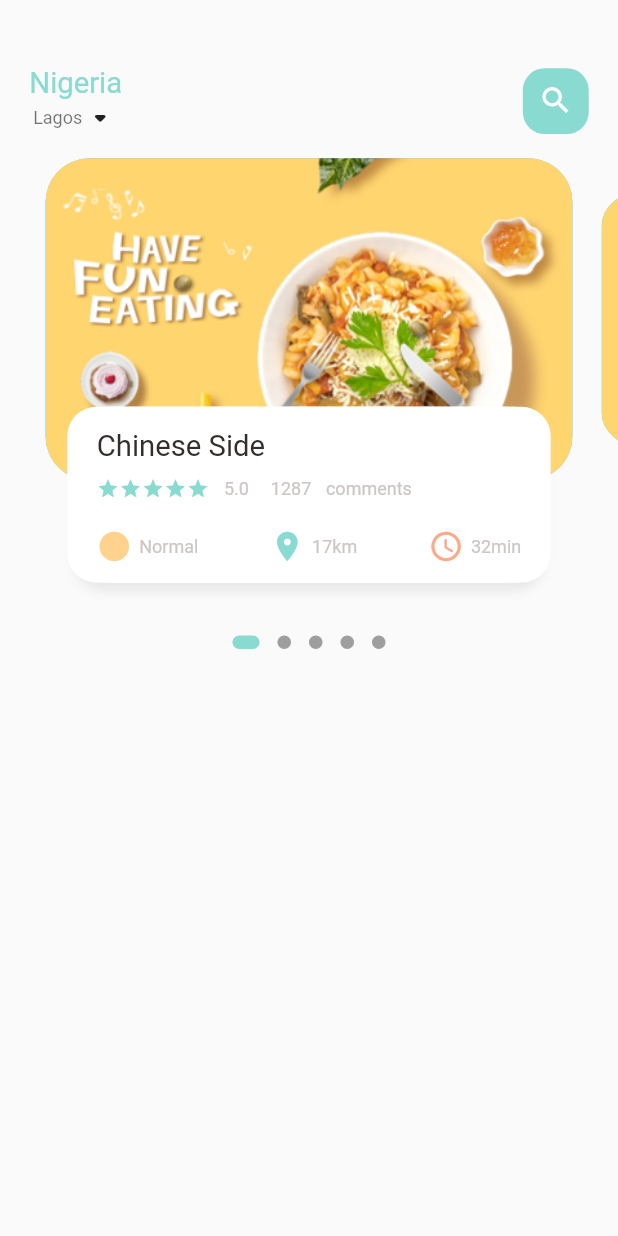
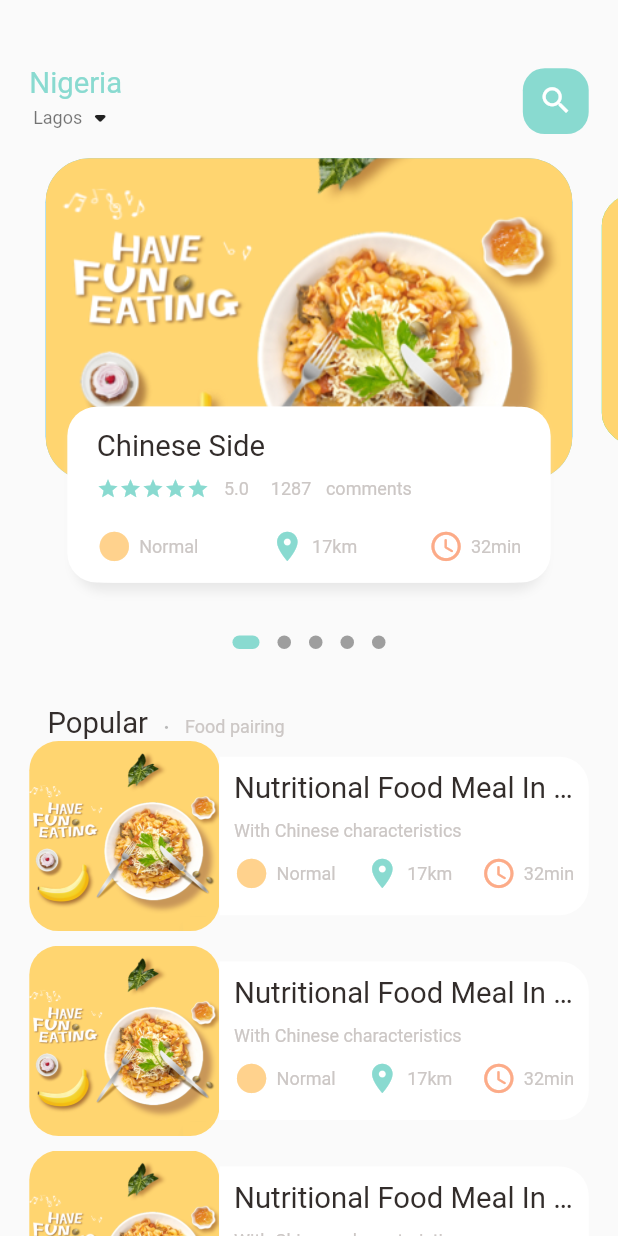
Before and after one commit to fabian-emmanuel/indulge_kitchen_flutter_app, a Flutter app: the screen it shows after launch, on a phone screen of 412 x 824 dp. Run offline on Flutter 3.47's test engine with Material 2 defaults, Android fonts, the phone set to English and light mode, and no system bars; drawn by our look-alikes of dots_indicator; our stand-ins replace get.

Commit message:
add ListView Builder

```diff
--- a/lib/home/food_page_body.dart
+++ b/lib/home/food_page_body.dart
@@ -39,6 +39,7 @@ class _FoodPageBodyState extends State<FoodPageBody> {
   Widget build(BuildContext context) {
     return Column(
       children: [
+        //======== Slider Section ===============//
         SizedBox(
           height: Dimensions.pageView,
           child: PageView.builder(
@@ -48,6 +49,8 @@ class _FoodPageBodyState extends State<FoodPageBody> {
                 return _buildPageItem(position);
               }),
         ),
+
+        //======== Dots Section ===============//
         DotsIndicator(
           dotsCount: 5,
           position: _currentPageValue,
@@ -57,6 +60,103 @@ class _FoodPageBodyState extends State<FoodPageBody> {
             activeSize: const Size(18.0, 9.0),
             activeShape: RoundedRectangleBorder(
                 borderRadius: BorderRadius.circular(Dimensions.len5)),
+          ),
+        ),
+
+        //======== Popular text Section ===============//
+        SizedBox(height: Dimensions.len30),
+        Container(
+          margin: EdgeInsets.only(left: Dimensions.wit30),
+          child: Row(
+            crossAxisAlignment: CrossAxisAlignment.end,
+            children: [
+              BigText(text: "Popular"),
+              SizedBox(width: Dimensions.len10),
+              Container(
+                  margin: const EdgeInsets.only(bottom: 3),
+                  child: BigText(text: ".", color: Colors.black26)),
+              SizedBox(width: Dimensions.len10),
+              Container(
+                  margin: const EdgeInsets.only(bottom: 2),
+                  child: SmallText(text: "Food pairing")),
+            ],
+          ),
+        ),
+
+        //======== ListView for food and images Section ===============//
+        ListView.builder(
+          physics: const NeverScrollableScrollPhysics(),
+          shrinkWrap: true,
+          itemCount: 10,
+          itemBuilder: (context, index) => Container(
+            margin: EdgeInsets.only(
+              left: Dimensions.len20,
+              right: Dimensions.len20,
+              bottom: Dimensions.len10,
+            ),
+            child: Row(
+              children: [
+                //========= image container =============/
+                Container(
+                  width: Dimensions.listViewImgSize,
+                  height: Dimensions.listViewImgSize,
+                  decoration: BoxDecoration(
+                    borderRadius: BorderRadius.circular(Dimensions.len20),
+                    image: const DecorationImage(
+                      fit: BoxFit.cover,
+                      image: AssetImage("assets/image/food0.png"),
+                    ),
+                  ),
+                ),
+
+                //========= image container =============/
+                Expanded(
+                  child: Container(
+                    height: Dimensions.listViewTextContainer,
+                    decoration: BoxDecoration(
+                      borderRadius: BorderRadius.only(
+                        topRight: Radius.circular(Dimensions.len20),
+                        bottomRight: Radius.circular(Dimensions.len20),
+                      ),
+                      color: Colors.white,
+                    ),
+                    child: Padding(
+                      padding: EdgeInsets.only(
+                        left: Dimensions.len10,
+                        right: Dimensions.len10,
+                        top: Dimensions.len10,
+                      ),
+                      child: Column(
+                        crossAxisAlignment: CrossAxisAlignment.start,
+                        children: [
+                          BigText(text: "Nutritional Food Meal In China"),
+                          SizedBox(height: Dimensions.len10),
+                          SmallText(text: "With Chinese characteristics"),
+                          SizedBox(height: Dimensions.len10),
+                          Row(
+                            mainAxisAlignment: MainAxisAlignment.spaceBetween,
+                            children: const [
+                              IconAndTextWidget(
+                                  icon: Icons.circle_sharp,
+                                  iconColor: AppColors.iconColor1,
+                                  text: "Normal"),
+                              IconAndTextWidget(
+                                  icon: Icons.location_on,
+                                  iconColor: AppColors.mainColor,
+                                  text: "17km"),
+                              IconAndTextWidget(
+                                  icon: Icons.access_time_rounded,
+                                  iconColor: AppColors.iconColor2,
+                                  text: "32min"),
+                            ],
+                          )
+                        ],
+                      ),
+                    ),
+                  ),
+                )
+              ],
+            ),
           ),
         ),
       ],
--- a/lib/home/main_food_page.dart
+++ b/lib/home/main_food_page.dart
@@ -63,7 +63,11 @@ class _MainFoodPageState extends State<MainFoodPage> {
             ),
           ),
         ),
-        const FoodPageBody(),
+        const Expanded(
+          child: SingleChildScrollView(
+            child: FoodPageBody(),
+          ),
+        ),
       ],
     ));
   }
--- a/lib/utils/dimensions.dart
+++ b/lib/utils/dimensions.dart
@@ -8,6 +8,9 @@ class Dimensions {
   static double pageViewContainer = screenHeight / 3.84;
   static double pageViewTextContainer = screenHeight / 7.03;
 
+  static double listViewImgSize = screenWidth / 3.25;
+  static double listViewTextContainer = screenWidth / 3.9;
+
   static double len5 = screenHeight / 168.8;
   static double len10 = screenHeight / 84.4;
   static double len15 = screenHeight / 56.27;
@@ -15,4 +18,12 @@ class Dimensions {
   static double len24 = screenHeight / 35.17;
   static double len30 = screenHeight / 28.13;
   static double len45 = screenHeight / 18.76;
+
+  static double wit5 = screenWidth / 78.0;
+  static double wit10 = screenWidth / 39.0;
+  static double wit15 = screenWidth / 26.0;
+  static double wit20 = screenWidth / 19.5;
+  static double wit24 = screenWidth / 16.25;
+  static double wit30 = screenWidth / 13.0;
+  static double wit45 = screenWidth / 8.67;
 }
```
